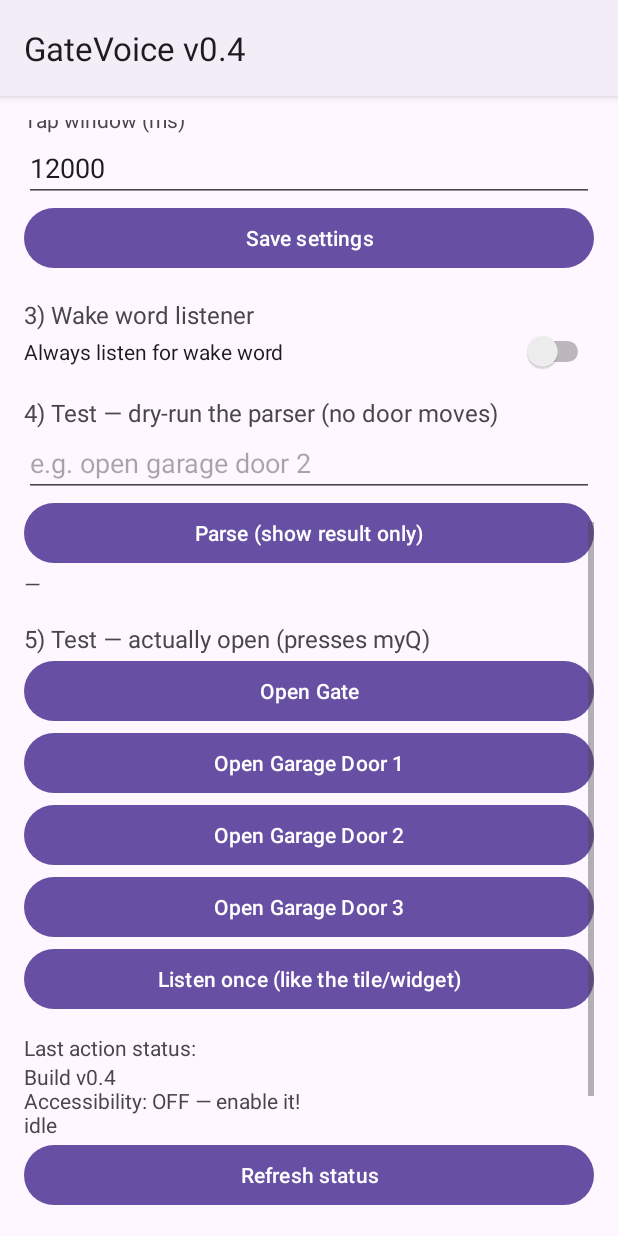
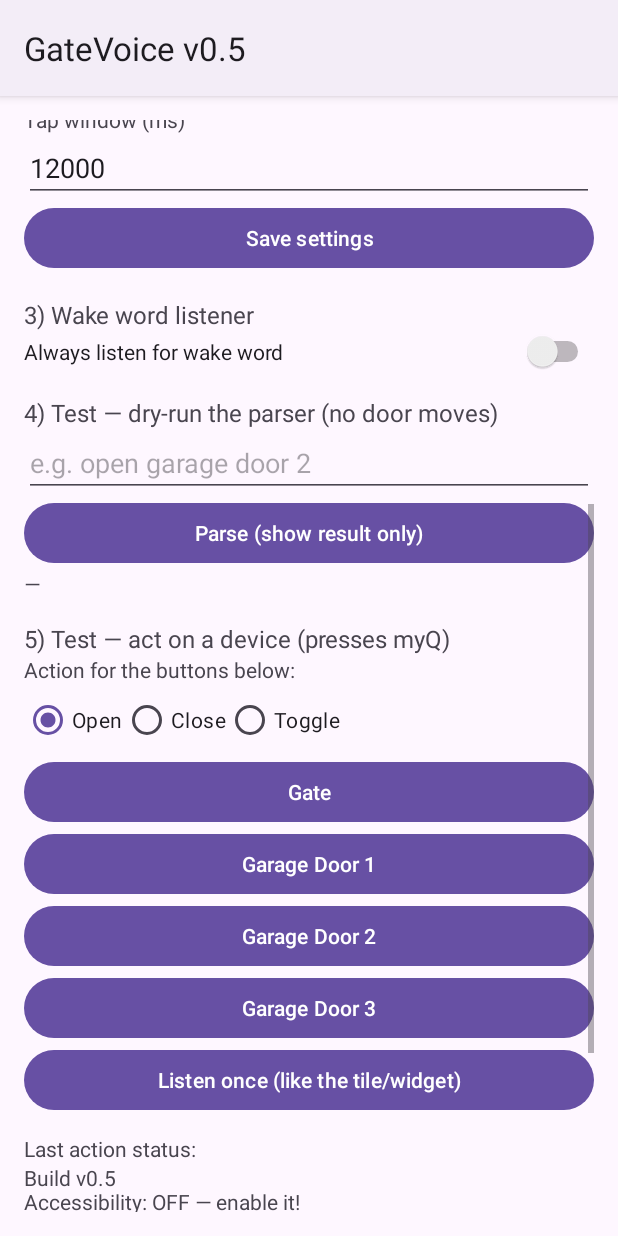
Before and after one commit to ajkatom/skills, an Android app: the screen it shows after launch (MainActivity), scrolled down 532 dp, on a phone screen of 412 x 824 dp. Run offline under Robolectric (Android 15) with nearby library versions, the phone set to English and light mode, and no system bars.

Commit message:
Add close + toggle support (v0.5)
- CommandParser.detectAction(): 'close'/'shut'/'lower'/'down' -> CLOSE, else
  OPEN (safe default). One action applies to all devices in the phrase.
- GateAction enum threaded through PendingTap -> GateController ->
  MyqAccessibilityService.
- tryTap now honors the action and only taps when the door is in the OPPOSITE
  state: OPEN skips an already-open door, CLOSE skips an already-closed one,
  TOGGLE always taps. Prevents an 'open' command from closing a door and vice
  versa.
- safeConfirm() picks confirm labels by action (closing a garage door usually
  needs a Confirm/Yes/Close dialog); still exact+clickable only.
- Voice wake path routes through handlePhrase so 'close the gate' works.
- Test screen: Open/Close/Toggle radio selector drives the per-device buttons;
  buttons relabeled to device names.
- New detectAction unit tests. Bumped to v0.5.

Co-Authored-By: Claude Fable 5 <noreply@anthropic.com>
Claude-Session: https://claude.ai/code/session_01ALZgpfG9UgggSdCsQFq5F2

```diff
--- a/gemini-myq-gate/gatevoice-android/app/build.gradle.kts
+++ b/gemini-myq-gate/gatevoice-android/app/build.gradle.kts
@@ -11,8 +11,8 @@ android {
         applicationId = "com.gatevoice.app"
         minSdk = 29
         targetSdk = 34
-        versionCode = 4
-        versionName = "0.4"
+        versionCode = 5
+        versionName = "0.5"
         testInstrumentationRunner = "androidx.test.runner.AndroidJUnitRunner"
     }
 
--- a/gemini-myq-gate/gatevoice-android/app/src/main/java/com/gatevoice/app/PendingTap.kt
+++ b/gemini-myq-gate/gatevoice-android/app/src/main/java/com/gatevoice/app/PendingTap.kt
@@ -9,14 +9,16 @@ package com.gatevoice.app
 object PendingTap {
     @Volatile var targets: MutableList<String> = mutableListOf()
     @Volatile var expiresAt: Long = 0L
+    @Volatile var action: GateAction = GateAction.OPEN
 
     /** Last human-readable status, surfaced in the app UI for tuning. */
     @Volatile var lastStatus: String = "idle"
 
-    fun request(tiles: List<String>, windowMs: Long) {
+    fun request(tiles: List<String>, windowMs: Long, act: GateAction) {
         targets = tiles.toMutableList()
+        action = act
         expiresAt = System.currentTimeMillis() + windowMs
-        lastStatus = "waiting for myQ to show ${tiles.joinToString(", ")}"
+        lastStatus = "waiting for myQ to ${act.name.lowercase()} ${tiles.joinToString(", ")}"
     }
 
     fun current(): String? = targets.firstOrNull()
--- a/gemini-myq-gate/gatevoice-android/app/src/main/res/layout/activity_main.xml
+++ b/gemini-myq-gate/gatevoice-android/app/src/main/res/layout/activity_main.xml
@@ -43,11 +43,17 @@
         <TextView android:id="@+id/tvParse" android:layout_width="match_parent" android:layout_height="wrap_content" android:text="—" android:paddingBottom="8dp"/>
 
         <TextView android:layout_width="match_parent" android:layout_height="wrap_content"
-            android:text="5) Test — actually open (presses myQ)" android:textSize="16sp" android:paddingTop="8dp"/>
-        <Button android:id="@+id/btnOpenGate" android:layout_width="match_parent" android:layout_height="wrap_content" android:text="Open Gate"/>
-        <Button android:id="@+id/btnOpen1" android:layout_width="match_parent" android:layout_height="wrap_content" android:text="Open Garage Door 1"/>
-        <Button android:id="@+id/btnOpen2" android:layout_width="match_parent" android:layout_height="wrap_content" android:text="Open Garage Door 2"/>
-        <Button android:id="@+id/btnOpen3" android:layout_width="match_parent" android:layout_height="wrap_content" android:text="Open Garage Door 3"/>
+            android:text="5) Test — act on a device (presses myQ)" android:textSize="16sp" android:paddingTop="8dp"/>
+        <TextView android:layout_width="match_parent" android:layout_height="wrap_content" android:text="Action for the buttons below:"/>
+        <RadioGroup android:id="@+id/rgAction" android:layout_width="match_parent" android:layout_height="wrap_content" android:orientation="horizontal">
+            <RadioButton android:id="@+id/rbOpen" android:layout_width="wrap_content" android:layout_height="wrap_content" android:text="Open" android:checked="true"/>
+            <RadioButton android:id="@+id/rbClose" android:layout_width="wrap_content" android:layout_height="wrap_content" android:text="Close"/>
+            <RadioButton android:id="@+id/rbToggle" android:layout_width="wrap_content" android:layout_height="wrap_content" android:text="Toggle"/>
+        </RadioGroup>
+        <Button android:id="@+id/btnOpenGate" android:layout_width="match_parent" android:layout_height="wrap_content" android:text="Gate"/>
+        <Button android:id="@+id/btnOpen1" android:layout_width="match_parent" android:layout_height="wrap_content" android:text="Garage Door 1"/>
+        <Button android:id="@+id/btnOpen2" android:layout_width="match_parent" android:layout_height="wrap_content" android:text="Garage Door 2"/>
+        <Button android:id="@+id/btnOpen3" android:layout_width="match_parent" android:layout_height="wrap_content" android:text="Garage Door 3"/>
         <Button android:id="@+id/btnListen" android:layout_width="match_parent" android:layout_height="wrap_content" android:text="Listen once (like the tile/widget)"/>
 
         <TextView android:layout_width="match_parent" android:layout_height="wrap_content" android:text="Last action status:" android:paddingTop="12dp"/>
```
Also changed, not shown: gemini-myq-gate/gatevoice-android/app/src/main/java/com/gatevoice/app/CommandParser.kt (+17 -0 lines), gemini-myq-gate/gatevoice-android/app/src/main/java/com/gatevoice/app/GateController.kt (+12 -8 lines), gemini-myq-gate/gatevoice-android/app/src/main/java/com/gatevoice/app/MainActivity.kt (+10 -2 lines), gemini-myq-gate/gatevoice-android/app/src/main/java/com/gatevoice/app/MyqAccessibilityService.kt (+26 -10 lines), gemini-myq-gate/gatevoice-android/app/src/main/java/com/gatevoice/app/VoskWakeService.kt (+10 -9 lines), 1 other file.
